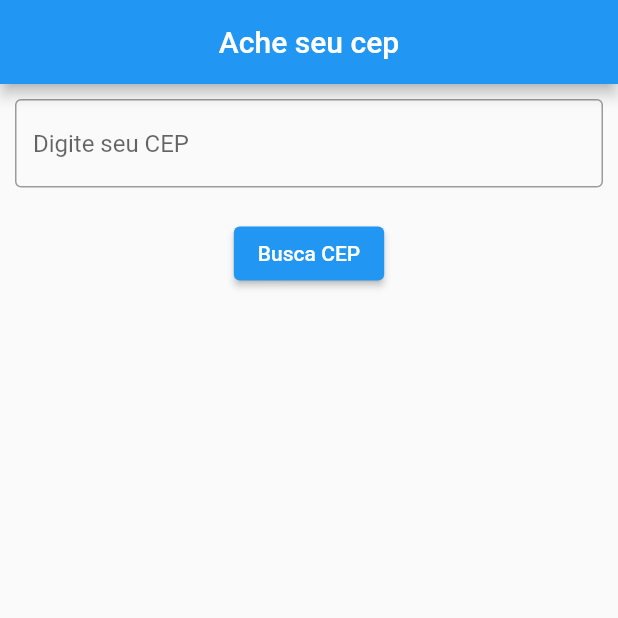
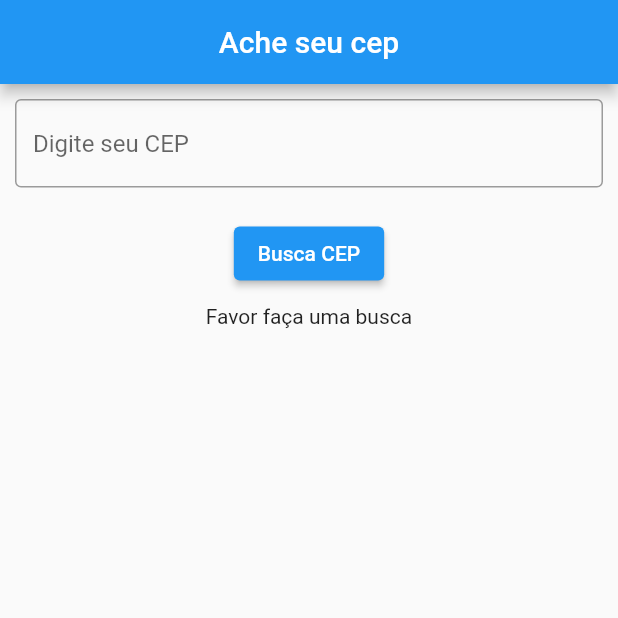
Before and after one commit to gdeus/flutter_find_cep_clean_architecture_and_tests, a Flutter app: the screen it shows after launch, on a phone screen of 412 x 824 dp, the top half of it. Run offline on Flutter 3.47's test engine with Material 2 defaults, Android fonts, the light colour scheme and no system bars; our stand-ins replace dartz, dio, flutter_mobx, flutter_modular, mobx; generated files the repository leaves out were written again.

Commit message:
state status, error, loading ou sucess

```diff
--- a/lib/modules/cep/domain/repositories/find_cep_repository.dart
+++ b/lib/modules/cep/domain/repositories/find_cep_repository.dart
@@ -3,5 +3,5 @@ import 'package:flutter_cep_clean_and_tests/modules/cep/domain/entities/adress.d
 import 'package:flutter_cep_clean_and_tests/modules/cep/domain/errors/errors.dart';
 
 abstract class IFindCepRepository{
-  Future<Either<FindCepException, Adress>> findByCep(String cep);
+  Future<Either<Failure, Adress>> findByCep(String cep);
 }
--- a/lib/modules/cep/domain/usecases/findCep.dart
+++ b/lib/modules/cep/domain/usecases/findCep.dart
@@ -18,7 +18,7 @@ class FindByCepImpl implements IFindCep{
     cep = cep.replaceAll('-', '');
 
     if(cep.length != 8){
-      return Left(FindCepException(message: "Seu CEP deve ter 8 dígitos"));
+      return Left(InvalidSearchText());
     }
 
     return await repository.findByCep(cep);
--- a/lib/modules/cep/infra/models/adress_model.dart
+++ b/lib/modules/cep/infra/models/adress_model.dart
@@ -10,8 +10,9 @@ class AdressModel extends Adress{
   String gia;
   String ddd;
   String siafi;
+  bool error;
 
-  AdressModel({this.cep, this.publicAdress, this.complement, this.district, this.city, this.uf, this.gia, this.ddd, this.siafi});
+  AdressModel({this.cep, this.publicAdress, this.complement, this.district, this.city, this.uf, this.gia, this.ddd, this.siafi, this.error});
 
   AdressModel.fromJson(Map<String, dynamic> json) {
     cep = json['cep'];
--- a/lib/modules/cep/presenter/find_cep/find_cep_screen.dart
+++ b/lib/modules/cep/presenter/find_cep/find_cep_screen.dart
@@ -19,9 +19,7 @@ class _FindByCepState extends State<FindByCep> {
         title: Text("Ache seu cep"),
         centerTitle: true,
       ),
-      body: Observer(
-        builder: (context) {
-          return Column(
+      body: Column(
             children: [
               Padding(
                 padding: EdgeInsets.all(10.0),
@@ -37,14 +35,23 @@ class _FindByCepState extends State<FindByCep> {
                 child: ElevatedButton(
                   child: Text("Busca CEP"),
                   onPressed: (){
-                    store.findCep("85877000");
+                    store.findCep("85015150");
                   },
                 )
               ),
-              Text(store.loading ? 'Carregando' : store.adressModel.city)
+              Observer(builder: (context){
+                if(store.startState){
+                  return Text("Favor faça uma busca");
+                }
+                if(store.loadingState){
+                  return Text("Carregando");
+                }
+                if(store.errorState){
+                  return Text("Ocorreu algum erro");
+                }
+                return Text(store.adressModel.city);
+              },)
             ],
-          );
-        }
       )
     );
   }
```
Also changed, not shown: lib/modules/cep/domain/errors/errors.dart (+8 -4 lines), lib/modules/cep/external/datasources/find_by_cep_datasource_impl.dart (+6 -6 lines), lib/modules/cep/infra/repositories/find_by_cep_repository.dart (+3 -5 lines), lib/modules/cep/presenter/find_cep/find_cep_store.dart (+12 -6 lines), lib/modules/cep/presenter/find_cep/states/cep_states.dart (added, +22 -0 lines), lib/modules/cep/presenter/find_cep/find_cep_store.g.dart, 4 other files.
